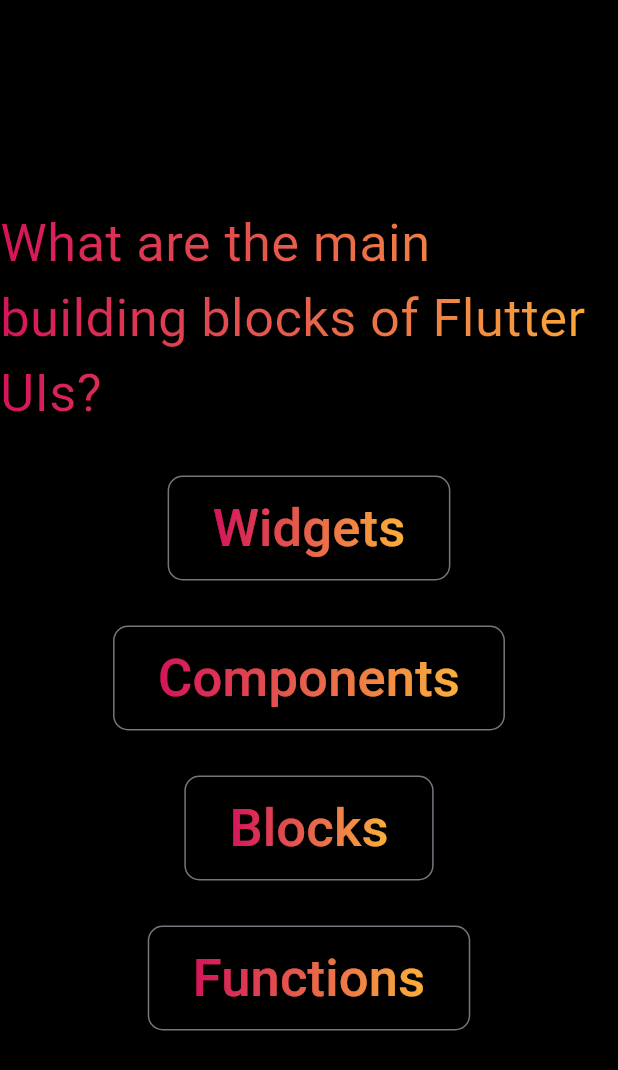
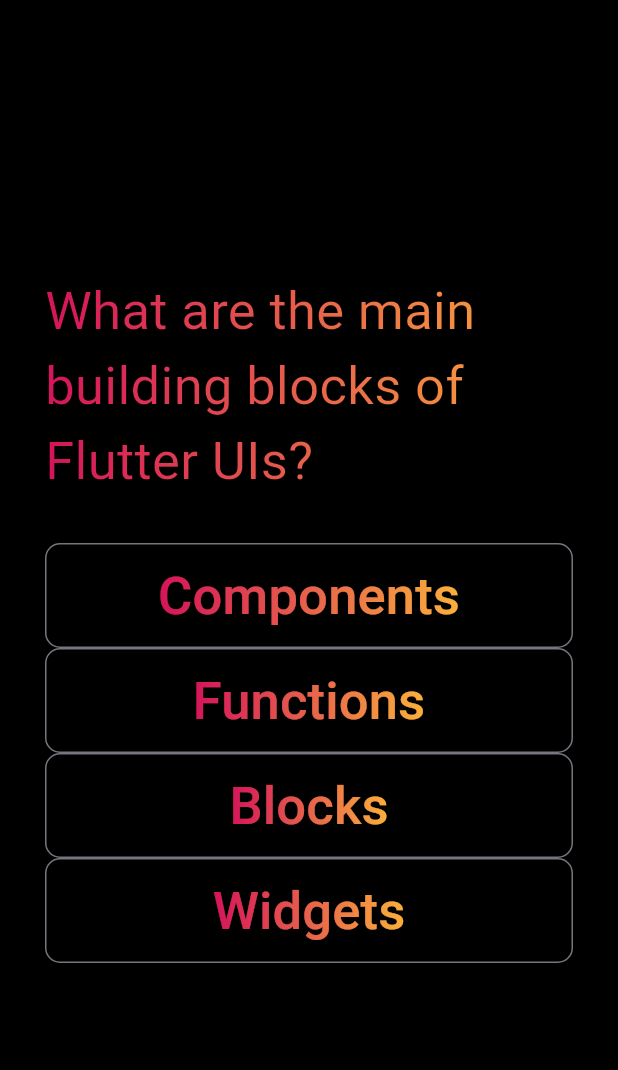
Before and after one commit to Slygoross/Quiz-app, a Flutter app: the screen it shows after launch, after a tap on "Start Quiz", on a phone screen of 412 x 824 dp. Shown: the top 1070 px of the screen. Run offline on Flutter 3.47's test engine with Material 3 defaults, Android fonts, the phone set to English and light mode, and no system bars.

Commit message:
Video 72

```diff
--- a/lib/gradient_text.dart
+++ b/lib/gradient_text.dart
@@ -17,7 +17,11 @@ class GradientText extends StatelessWidget {
       shaderCallback: (bounds) => gradient.createShader(
         Rect.fromLTWH(0, 0, bounds.width, bounds.height),
       ),
-      child: Text(text, style: style),
+      child: Text(
+        text,
+        style: style,
+        // textAlign: TextAlign.center,
+      ),
     );
   }
 }
--- a/lib/models/quiz_question.dart
+++ b/lib/models/quiz_question.dart
@@ -3,4 +3,10 @@ class quizQuestion {
 
   final String text;
   final List<String> answers;
+
+  List<String> getShuffledAnswers() {
+    final shuffledList = List.of(answers);
+    shuffledList.shuffle();
+    return shuffledList;
+  }
 }
--- a/lib/questions_screen.dart
+++ b/lib/questions_screen.dart
@@ -26,8 +26,11 @@ class _QuestionsScreenState extends State<QuestionsScreen> {
     final currentQuestion = questions[0];
     return SizedBox(
       width: double.infinity,
+      child: Container(
+        margin: const EdgeInsets.all(30),
         child: Column(
           mainAxisAlignment: MainAxisAlignment.center,
+          crossAxisAlignment: CrossAxisAlignment.stretch,
           children: [
             GradientText(
               text: currentQuestion.text,
@@ -40,32 +43,11 @@ class _QuestionsScreenState extends State<QuestionsScreen> {
             const SizedBox(
               height: 30,
             ),
-          AnswerButton(
-            answerText: currentQuestion.answers[0],
-            onTap: () {},
+            ...currentQuestion.getShuffledAnswers().map((answer) {
+              return AnswerButton(answerText: answer, onTap: () {});
+            }),
+          ],
         ),
-          const SizedBox(
-            height: 30,
-          ),
-          AnswerButton(
-            answerText: currentQuestion.answers[1],
-            onTap: () {},
-          ),
-          const SizedBox(
-            height: 30,
-          ),
-          AnswerButton(
-            answerText: currentQuestion.answers[2],
-            onTap: () {},
-          ),
-          const SizedBox(
-            height: 30,
-          ),
-          AnswerButton(
-            answerText: currentQuestion.answers[3],
-            onTap: () {},
-          ),
-        ],
       ),
     );
   }
```
Lines whose indentation alone changed are shown as unchanged.
